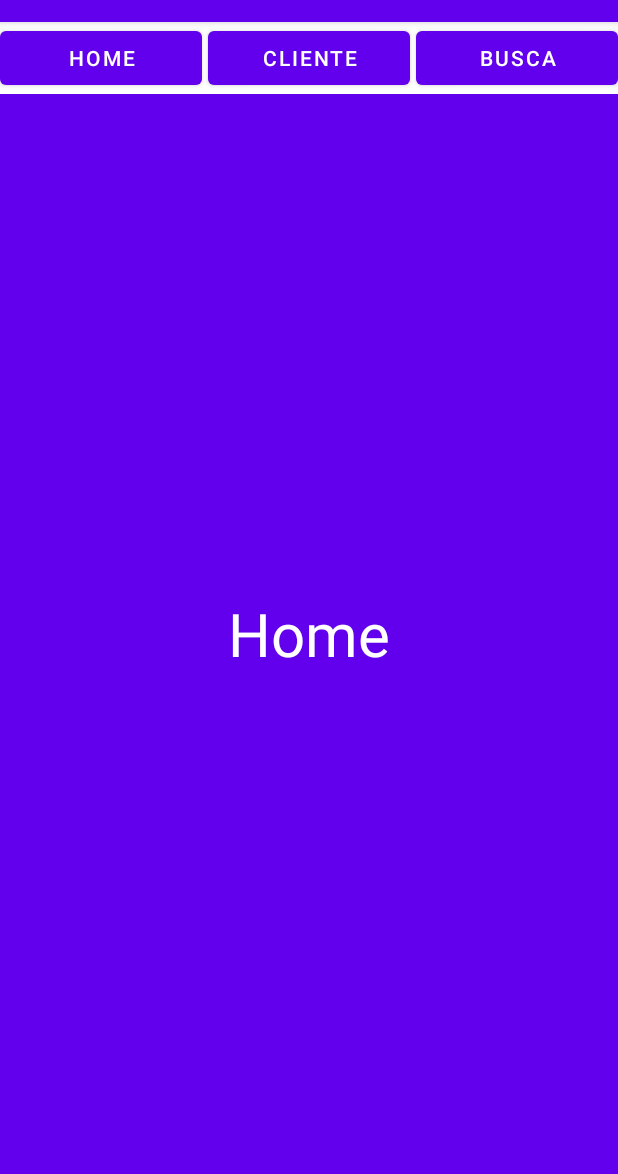
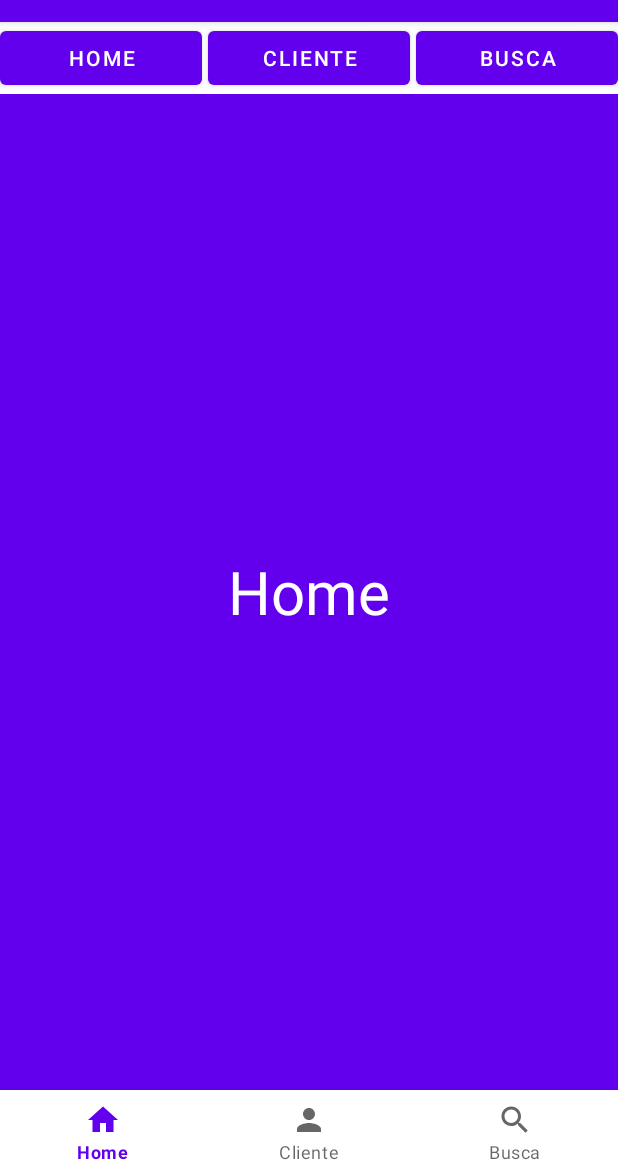
Before and after one commit to Natan-slip/BottonNavigationKotlin, an Android app: the screen it shows after launch (MainActivity), after a tap on "HOME", on a phone screen of 412 x 824 dp, the part 62-1236 px from its top. Run offline under Robolectric (Android 15) with nearby library versions, the phone set to English and light mode, and no system bars; 1 statement that could not run was skipped.

Commit message:
Fazendo a BottonNavigation

```diff
--- a/app/src/main/java/com/example/bottomnavigationfragment/MainActivity.kt
+++ b/app/src/main/java/com/example/bottomnavigationfragment/MainActivity.kt
@@ -2,10 +2,13 @@ package com.example.bottomnavigationfragment
 
 import androidx.appcompat.app.AppCompatActivity
 import android.os.Bundle
+import android.view.MenuItem
 import android.widget.Button
 import androidx.fragment.app.Fragment
+import com.google.android.material.bottomnavigation.BottomNavigationView
+import com.google.android.material.navigation.NavigationView
 
-class MainActivity : AppCompatActivity() {
+class MainActivity : AppCompatActivity(), NavigationView.OnNavigationItemSelectedListener {
 
     //Botões
     lateinit var btnHome: Button
@@ -16,6 +19,8 @@ class MainActivity : AppCompatActivity() {
     lateinit var homeFragment: HomeFragment
     lateinit var clienteFragment: ClienteFragment
     lateinit var buscaFragment: BuscaFragment
+
+    lateinit var bottomNavigation : BottomNavigationView
 
     override fun onCreate(savedInstanceState: Bundle?) {
         super.onCreate(savedInstanceState)
@@ -29,6 +34,8 @@ class MainActivity : AppCompatActivity() {
         clienteFragment = ClienteFragment()
         homeFragment = HomeFragment()
 
+        bottomNavigation = findViewById(R.id.bottom_navigation)
+
         btnHome.setOnClickListener {
             setFragment(homeFragment)
         }
@@ -40,6 +47,9 @@ class MainActivity : AppCompatActivity() {
         btnBusca.setOnClickListener {
             setFragment(buscaFragment)
         }
+
+        bottomNavigation.setOnItemSelectedListener(this)
+
     }
 
     private fun setFragment(fragment: Fragment) {
@@ -47,4 +57,22 @@ class MainActivity : AppCompatActivity() {
         fragmentTransaction.replace(R.id.frame, fragment)
         fragmentTransaction.commit()
     }
+
+    override fun onNavigationItemSelected(item: MenuItem): Boolean {
+
+        when(item.itemId) {
+            R.id.menu_home -> {
+                setFragment(homeFragment)
+            }
+
+            R.id.menu_cliente -> {
+                setFragment(clienteFragment)
+            } else -> {
+                setFragment(buscaFragment)
+            }
+        }
+
+        return true
+
+    }
 }
--- /dev/null
+++ b/app/src/main/res/drawable/busca.xml
@@ -0,0 +1,10 @@
+<vector xmlns:android="http://schemas.android.com/apk/res/android"
+    android:width="24dp"
+    android:height="24dp"
+    android:viewportWidth="24"
+    android:viewportHeight="24"
+    android:tint="?attr/colorControlNormal">
+  <path
+      android:fillColor="@android:color/white"
+      android:pathData="M15.5,14h-0.79l-0.28,-0.27C15.41,12.59 16,11.11 16,9.5 16,5.91 13.09,3 9.5,3S3,5.91 3,9.5 5.91,16 9.5,16c1.61,0 3.09,-0.59 4.23,-1.57l0.27,0.28v0.79l5,4.99L20.49,19l-4.99,-5zM9.5,14C7.01,14 5,11.99 5,9.5S7.01,5 9.5,5 14,7.01 14,9.5 11.99,14 9.5,14z"/>
+</vector>
--- /dev/null
+++ b/app/src/main/res/drawable/home.xml
@@ -0,0 +1,10 @@
+<vector xmlns:android="http://schemas.android.com/apk/res/android"
+    android:width="24dp"
+    android:height="24dp"
+    android:viewportWidth="24"
+    android:viewportHeight="24"
+    android:tint="?attr/colorControlNormal">
+  <path
+      android:fillColor="@android:color/white"
+      android:pathData="M10,20v-6h4v6h5v-8h3L12,3 2,12h3v8z"/>
+</vector>
--- /dev/null
+++ b/app/src/main/res/drawable/person.xml
@@ -0,0 +1,10 @@
+<vector xmlns:android="http://schemas.android.com/apk/res/android"
+    android:width="24dp"
+    android:height="24dp"
+    android:viewportWidth="24"
+    android:viewportHeight="24"
+    android:tint="?attr/colorControlNormal">
+  <path
+      android:fillColor="@android:color/white"
+      android:pathData="M12,12c2.21,0 4,-1.79 4,-4s-1.79,-4 -4,-4 -4,1.79 -4,4 1.79,4 4,4zM12,14c-2.67,0 -8,1.34 -8,4v2h16v-2c0,-2.66 -5.33,-4 -8,-4z"/>
+</vector>
--- a/app/src/main/res/layout/activity_main.xml
+++ b/app/src/main/res/layout/activity_main.xml
@@ -40,6 +40,14 @@
         android:id="@+id/frame"
         android:layout_width="match_parent"
         android:layout_height="match_parent"
-        android:layout_below="@+id/ll_buttons"/>
+        android:layout_below="@+id/ll_buttons"
+        android:layout_above="@+id/bottom_navigation"/>
+
+    <com.google.android.material.bottomnavigation.BottomNavigationView
+        android:id="@+id/bottom_navigation"
+        android:layout_width="match_parent"
+        android:layout_height="wrap_content"
+        android:layout_alignParentBottom="true"
+        app:menu="@menu/menu_bottom_navigation"/>
 
 </RelativeLayout>
--- /dev/null
+++ b/app/src/main/res/menu/menu_bottom_navigation.xml
@@ -0,0 +1,16 @@
+<?xml version="1.0" encoding="utf-8"?>
+<menu xmlns:android="http://schemas.android.com/apk/res/android">
+
+    <item android:id="@+id/menu_home"
+        android:title="Home"
+        android:icon="@drawable/home"/>
+
+    <item android:id="@+id/menu_cliente"
+        android:title="Cliente"
+        android:icon="@drawable/person"/>
+
+    <item android:id="@+id/menu_busca"
+        android:title="Busca"
+        android:icon="@drawable/busca"/>
+
+</menu>
```
